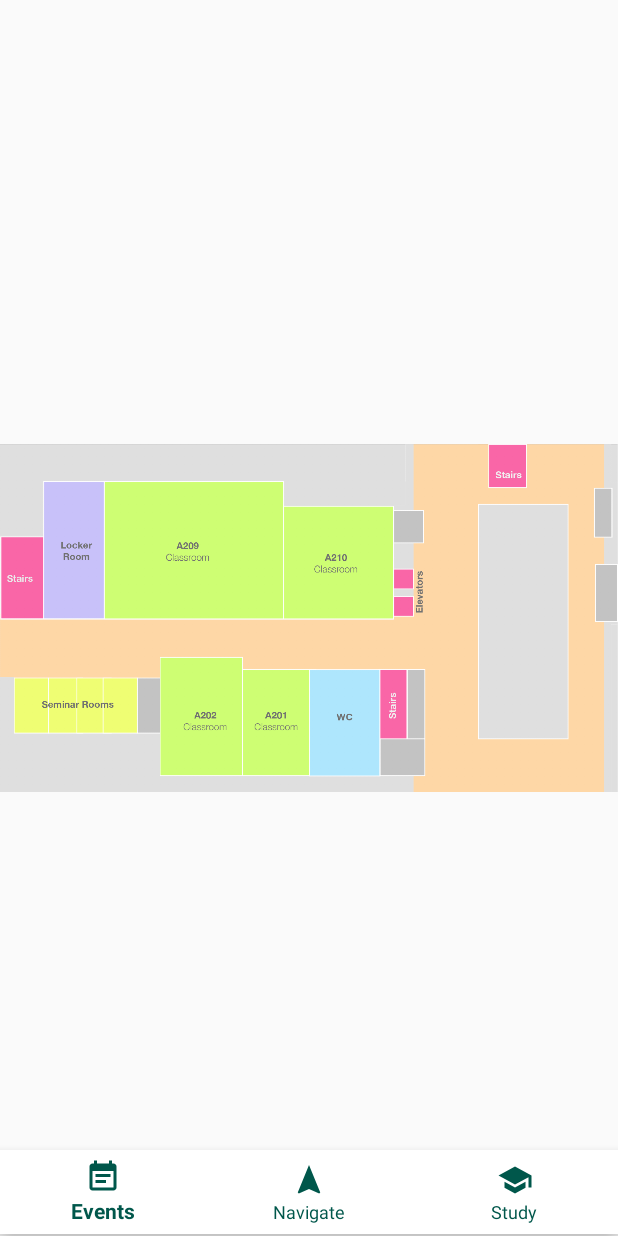
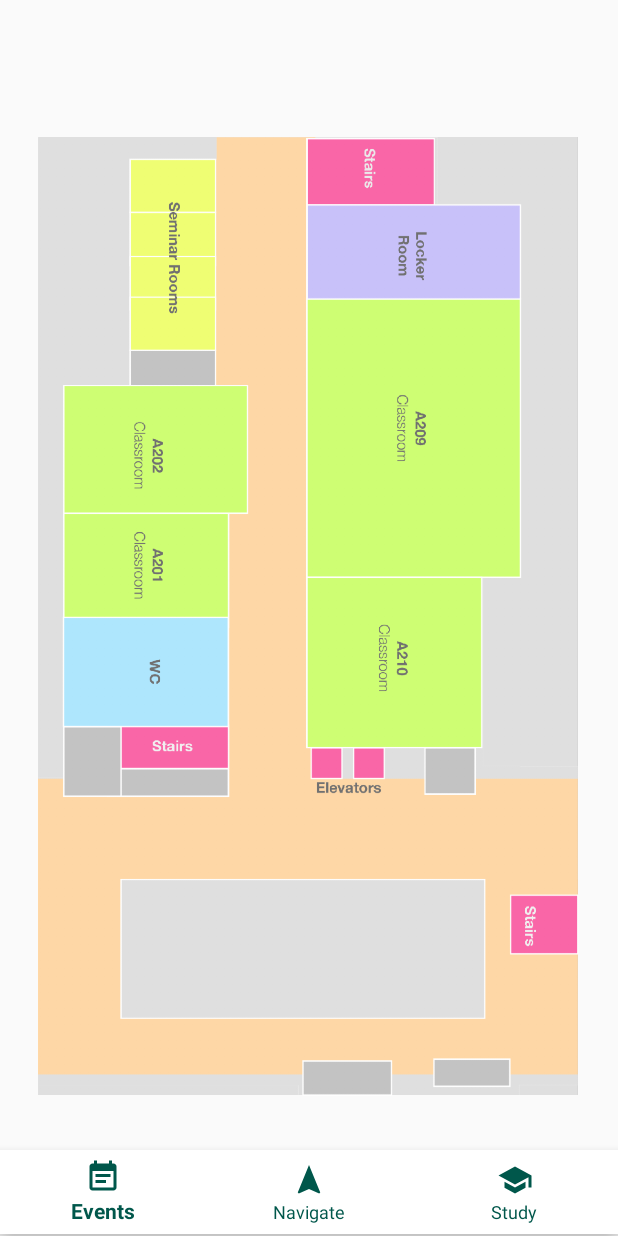
Before and after one commit to ojan2021/mapversity, an Android app: the NavScreen screen opened directly, with no data from a screen before it, on a phone screen of 412 x 824 dp. Run offline under Robolectric (Android 15) with nearby library versions, the light colour scheme and no system bars; libraries missing offline, so code that uses them is left out: com.github.chrisbanes.photoview; plain views replace PhotoView; 2 statements that could not run were skipped.

Commit message:
Minor bug fixes

```diff
--- a/app/src/main/res/layout/fragment_navigation.xml
+++ b/app/src/main/res/layout/fragment_navigation.xml
@@ -9,7 +9,16 @@
 
     <com.github.chrisbanes.photoview.PhotoView
         android:id="@+id/mapA201"
+        android:layout_width="142dp"
+        android:layout_height="234dp"
+        android:rotation="90"
+        android:scaleX="4.5"
+        android:scaleY="4.5"
         android:src="@drawable/a201lala"
-        android:layout_width="match_parent"
-        android:layout_height="match_parent"/>
+        app:layout_constraintBottom_toBottomOf="parent"
+        app:layout_constraintEnd_toEndOf="parent"
+        app:layout_constraintHorizontal_bias="0.498"
+        app:layout_constraintStart_toStartOf="parent"
+        app:layout_constraintTop_toTopOf="parent"
+        app:layout_constraintVertical_bias="0.498" />
 </androidx.constraintlayout.widget.ConstraintLayout>
```
Also changed, not shown: 6 other files.
